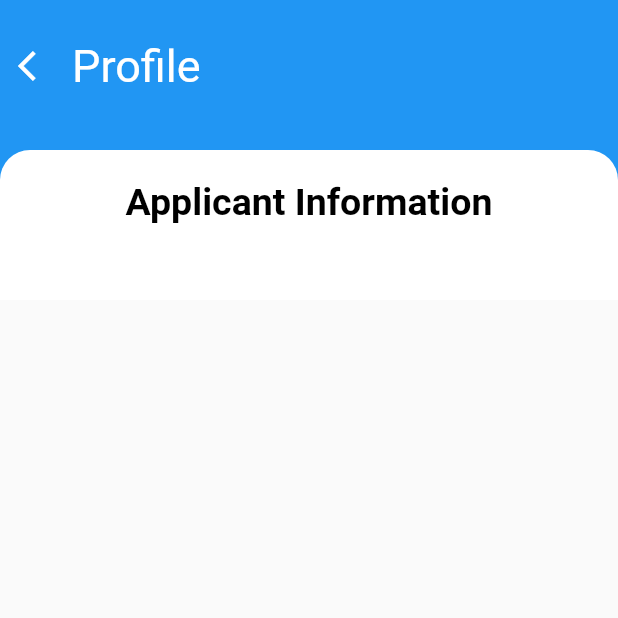
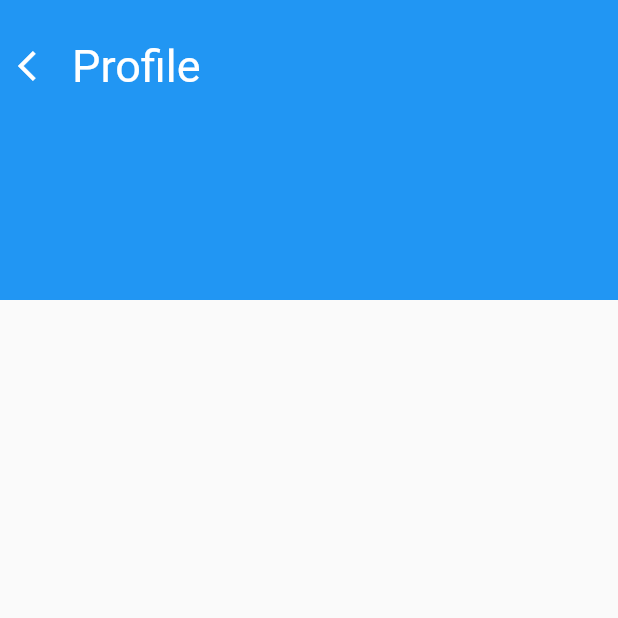
Before and after one commit to imtanbro/code_fury_app, a Flutter app: the ApplicantDetail screen opened directly, on a phone screen of 412 x 824 dp, the top half of it. Run offline on Flutter 3.47's test engine with Material 2 defaults, Android fonts, the phone set to English and light mode, and no system bars; our stand-ins replace curved_navigation_bar.

Commit message:
updated UI

```diff
--- a/lib/screens/applicants/applicant_detail.dart
+++ b/lib/screens/applicants/applicant_detail.dart
@@ -37,31 +37,7 @@ class ApplicantDetail extends StatelessWidget {
                   ),
                 )
             ),
-            Positioned(
-              top: 100,
-                child: Container(
-                  padding: EdgeInsets.all(20),
-                  height:MediaQuery.of(context).size.height ,
-                  width: MediaQuery.of(context).size.width,
-                  decoration: BoxDecoration(
-                    borderRadius: BorderRadius.circular(20),
-                    color: Colors.white,
-                  ),
-                  child: Column(
-                    crossAxisAlignment: CrossAxisAlignment.center,
-                    children: [
-                      Text(
-                        'Applicant Information',
-                        style: TextStyle(
-                            color: Colors.black,
-                          fontSize: 25,
-                          fontWeight: FontWeight.bold
-                        ),
-                      ),
-                    ],
-                  ),
-                )
-            )
+
           ],
         ),
       ),
```
